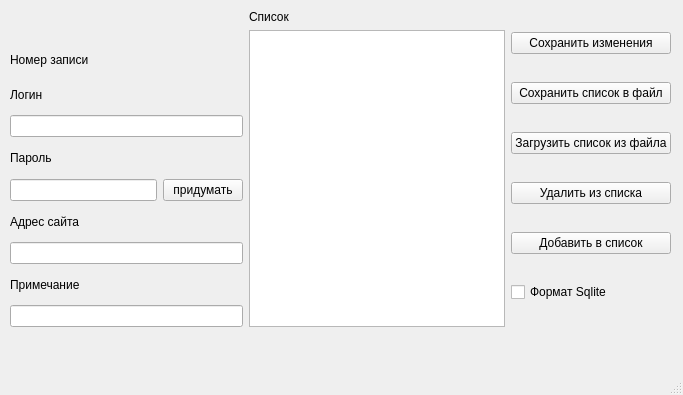
This is mainwindow.ui in ArtNazarov/pg6 as Qt 5 draws it before an edit. The edited form follows.
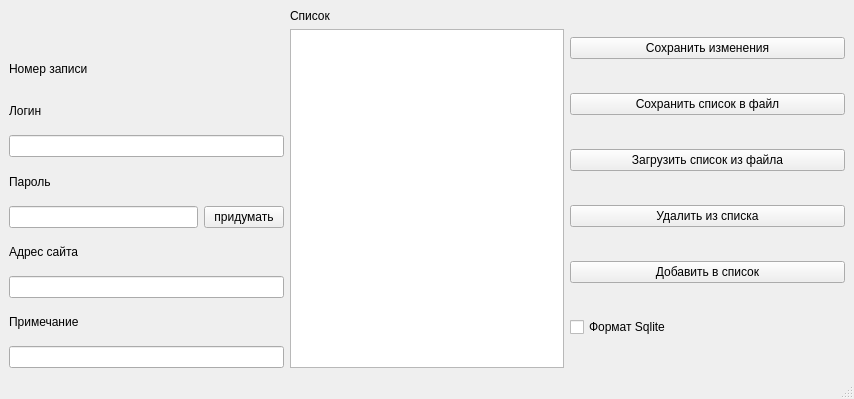
This is the edited form.

Commit message: resize widget to fill form when window expanded

Patch:
```diff
--- a/mainwindow.ui
+++ b/mainwindow.ui
@@ -6,33 +6,47 @@
    <rect>
     <x>0</x>
     <y>0</y>
-    <width>683</width>
-    <height>395</height>
+    <width>854</width>
+    <height>399</height>
    </rect>
   </property>
+  <property name="sizePolicy">
+   <sizepolicy hsizetype="Expanding" vsizetype="Expanding">
+    <horstretch>0</horstretch>
+    <verstretch>0</verstretch>
+   </sizepolicy>
+  </property>
   <property name="windowTitle">
    <string>PG6</string>
   </property>
+  <property name="autoFillBackground">
+   <bool>true</bool>
+  </property>
   <widget class="QWidget" name="centralwidget">
    <property name="sizePolicy">
-    <sizepolicy hsizetype="Maximum" vsizetype="Maximum">
+    <sizepolicy hsizetype="Expanding" vsizetype="Expanding">
      <horstretch>0</horstretch>
      <verstretch>0</verstretch>
     </sizepolicy>
    </property>
+   <property name="maximumSize">
+    <size>
+     <width>3024</width>
+     <height>3024</height>
+    </size>
+   </property>
    <property name="autoFillBackground">
     <bool>true</bool>
    </property>
-   <widget class="QWidget" name="horizontalLayoutWidget">
-    <property name="geometry">
-     <rect>
-      <x>10</x>
-      <y>10</y>
-      <width>661</width>
-      <height>317</height>
-     </rect>
+   <layout class="QHBoxLayout" name="horizontalLayout_4">
+    <property name="sizeConstraint">
+     <enum>QLayout::SetNoConstraint</enum>
     </property>
-    <layout class="QHBoxLayout" name="horizontalLayout_3">
+    <item>
+     <layout class="QHBoxLayout" name="horizontalLayout_3" stretch="33,33,33">
+      <property name="sizeConstraint">
+       <enum>QLayout::SetNoConstraint</enum>
+      </property>
      <item>
       <layout class="QVBoxLayout" name="verticalLayout">
        <item>
@@ -166,7 +180,8 @@
       </layout>
      </item>
     </layout>
-   </widget>
+    </item>
+   </layout>
   </widget>
   <widget class="QMenuBar" name="menubar">
    <property name="geometry">
```
Left out of the diff: 2 changed lines with no effect on the pictures. Lines whose indentation alone changed are shown as unchanged.
